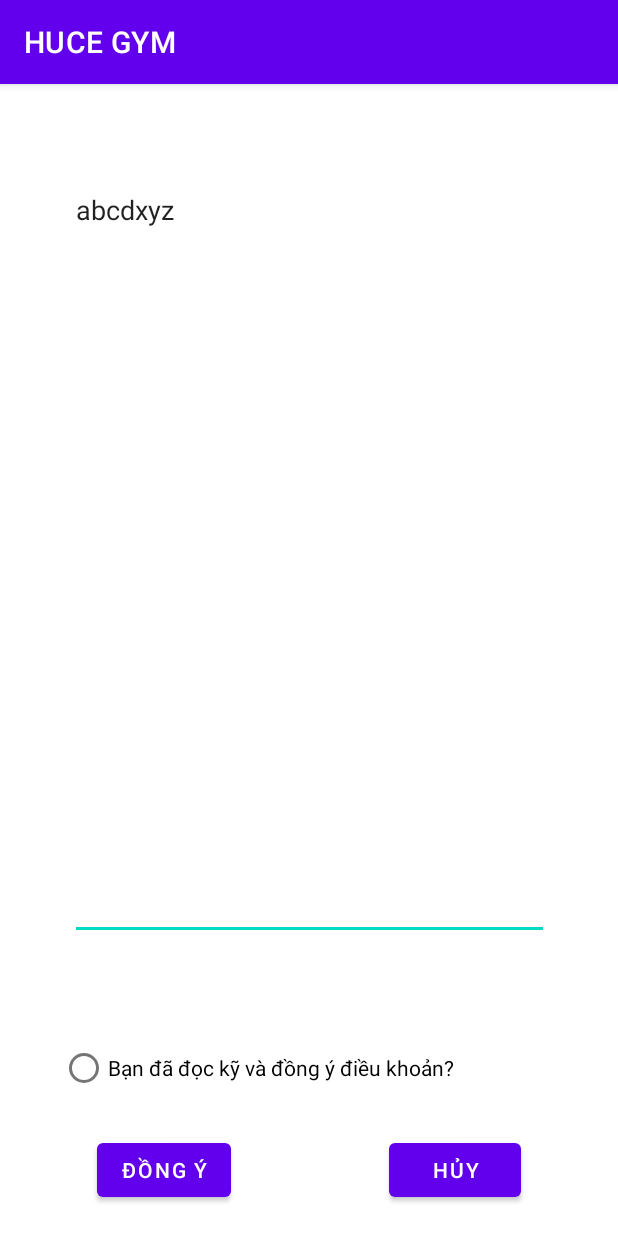
After one commit to kienpython/HUCE-GYM, an Android app: the RulesActivity screen opened directly, with no data from a screen before it, on a phone screen of 412 x 824 dp. The commit adds this screen. Run offline under Robolectric (Android 15) with nearby library versions, the phone set to English and light mode, and no system bars.

Commit message:
Sơ bộ về điều khoản

```diff
--- a/app/src/main/AndroidManifest.xml
+++ b/app/src/main/AndroidManifest.xml
@@ -1,8 +1,10 @@
 <?xml version="1.0" encoding="utf-8"?>
 <manifest xmlns:android="http://schemas.android.com/apk/res/android"
-    xmlns:tools="http://schemas.android.com/tools">
+    xmlns:tools="http://schemas.android.com/tools"
+    package="com.example.hucegym"
+    >
+
     <uses-permission android:name="android.permission.INTERNET" />
-
 
     <application
         android:allowBackup="true"
@@ -13,6 +15,9 @@
         android:supportsRtl="true"
         android:theme="@style/Theme.HUCEGYM"
         tools:targetApi="31">
+        <activity
+            android:name=".views.RulesActivity"
+            android:exported="false" />
         <activity
             android:name=".views.TrangChuActivity"
             android:exported="false" />
--- a/app/src/main/java/com/example/hucegym/views/MainActivity.java
+++ b/app/src/main/java/com/example/hucegym/views/MainActivity.java
@@ -3,9 +3,13 @@ package com.example.hucegym.views;
 import androidx.appcompat.app.AppCompatActivity;
 import androidx.databinding.DataBindingUtil;
 import androidx.databinding.ViewDataBinding;
+
+import android.content.Intent;
 import android.os.Bundle;
 import android.text.Html;
 import android.util.Log;
+import android.view.View;
+import android.widget.ImageButton;
 import android.widget.TextView;
 
 import com.example.hucegym.R;
--- /dev/null
+++ b/app/src/main/java/com/example/hucegym/views/RulesActivity.java
@@ -0,0 +1,16 @@
+package com.example.hucegym.views;
+
+import androidx.appcompat.app.AppCompatActivity;
+
+import android.os.Bundle;
+
+import com.example.hucegym.R;
+
+public class RulesActivity extends AppCompatActivity {
+
+    @Override
+    protected void onCreate(Bundle savedInstanceState) {
+        super.onCreate(savedInstanceState);
+        setContentView(R.layout.activity_rules);
+    }
+}
--- a/app/src/main/java/com/example/hucegym/views/TrangChuActivity.java
+++ b/app/src/main/java/com/example/hucegym/views/TrangChuActivity.java
@@ -1,17 +1,32 @@
 package com.example.hucegym.views;
 
+import android.content.Intent;
+import android.view.View;
+import android.widget.ImageButton;
+import android.os.Bundle;
 import androidx.appcompat.app.AppCompatActivity;
 
 import com.example.hucegym.viewmodel.TrangChuViewModel;
+import com.example.hucegym.R;
 
 public class TrangChuActivity extends AppCompatActivity {
 
     private TrangChuViewModel viewModel;
-//
-//    @Override
-//    protected void onCreate(Bundle savedInstanceState) {
-//        super.onCreate(savedInstanceState);
-//        setContentView(R.layout.activity_trang_chu);
+    private ImageButton btnRules;
+
+    @Override
+    protected void onCreate(Bundle savedInstanceState) {
+        super.onCreate(savedInstanceState);
+        setContentView(R.layout.activity_trang_chu);
+        btnRules = findViewById(R.id.btnRules);
+        // Bắt sự kiện khi điều khoản được click
+        btnRules.setOnClickListener(new View.OnClickListener() {
+            @Override
+            public void onClick(View v) {
+                startRulesActivity();
+            }
+        });
+
 //
 //        viewModel = new TrangChuViewModel();
 //
@@ -50,5 +65,12 @@ public class TrangChuActivity extends AppCompatActivity {
 //        });
 //
 //        //Thêm sự kiện cho các ImageButton và TextView khác
-//    }
+    }
+
+    // Chuyển trang sang phần điều khoản
+    private void startRulesActivity() {
+        Intent intent = new Intent(TrangChuActivity.this, RulesActivity.class);
+        startActivity(intent);
+    }
+
 }
--- /dev/null
+++ b/app/src/main/res/layout/activity_rules.xml
@@ -0,0 +1,61 @@
+<?xml version="1.0" encoding="utf-8"?>
+<androidx.constraintlayout.widget.ConstraintLayout xmlns:android="http://schemas.android.com/apk/res/android"
+    xmlns:app="http://schemas.android.com/apk/res-auto"
+    xmlns:tools="http://schemas.android.com/tools"
+    android:layout_width="match_parent"
+    android:layout_height="match_parent"
+    tools:context=".views.RulesActivity">
+
+    <Button
+        android:id="@+id/button13"
+        android:layout_width="wrap_content"
+        android:layout_height="wrap_content"
+        android:layout_marginStart="40dp"
+        android:layout_marginEnd="40dp"
+        android:layout_marginBottom="20dp"
+        android:text="Đồng ý"
+        app:layout_constraintBottom_toBottomOf="parent"
+        app:layout_constraintEnd_toStartOf="@+id/button15"
+        app:layout_constraintStart_toStartOf="parent" />
+
+    <Button
+        android:id="@+id/button15"
+        android:layout_width="wrap_content"
+        android:layout_height="wrap_content"
+        android:layout_marginStart="40dp"
+        android:layout_marginEnd="40dp"
+        android:layout_marginBottom="20dp"
+        android:text="Hủy"
+        app:layout_constraintBottom_toBottomOf="parent"
+        app:layout_constraintEnd_toEndOf="parent"
+        app:layout_constraintStart_toEndOf="@+id/button13" />
+
+    <RadioButton
+        android:id="@+id/radioButton"
+        android:layout_width="wrap_content"
+        android:layout_height="wrap_content"
+        android:layout_marginStart="40dp"
+        android:layout_marginBottom="20dp"
+        android:text="Bạn đã đọc kỹ và đồng ý điều khoản?"
+        app:layout_constraintBottom_toTopOf="@+id/button13"
+        app:layout_constraintStart_toStartOf="parent" />
+
+    <EditText
+        android:id="@+id/editTextTextMultiLine"
+        android:layout_width="319dp"
+        android:layout_height="509dp"
+        android:layout_marginStart="20dp"
+        android:layout_marginTop="20dp"
+        android:layout_marginEnd="20dp"
+        android:layout_marginBottom="20dp"
+        android:breakStrategy="high_quality"
+        android:ems="10"
+        android:gravity="start|top"
+        android:inputType="textMultiLine"
+        android:text="abcdxyz"
+
+        app:layout_constraintBottom_toTopOf="@+id/radioButton"
+        app:layout_constraintEnd_toEndOf="parent"
+        app:layout_constraintStart_toStartOf="parent"
+        app:layout_constraintTop_toTopOf="parent" />
+</androidx.constraintlayout.widget.ConstraintLayout>
--- a/app/src/main/res/layout/activity_trang_chu.xml
+++ b/app/src/main/res/layout/activity_trang_chu.xml
@@ -122,7 +122,7 @@
                     app:srcCompat="@drawable/logo" />
 
                 <ImageButton
-                    android:id="@+id/button9"
+                    android:id="@+id/btnRules"
                     android:layout_width="50dp"
                     android:layout_height="50dp"
                     android:layout_marginStart="20dp"
```
